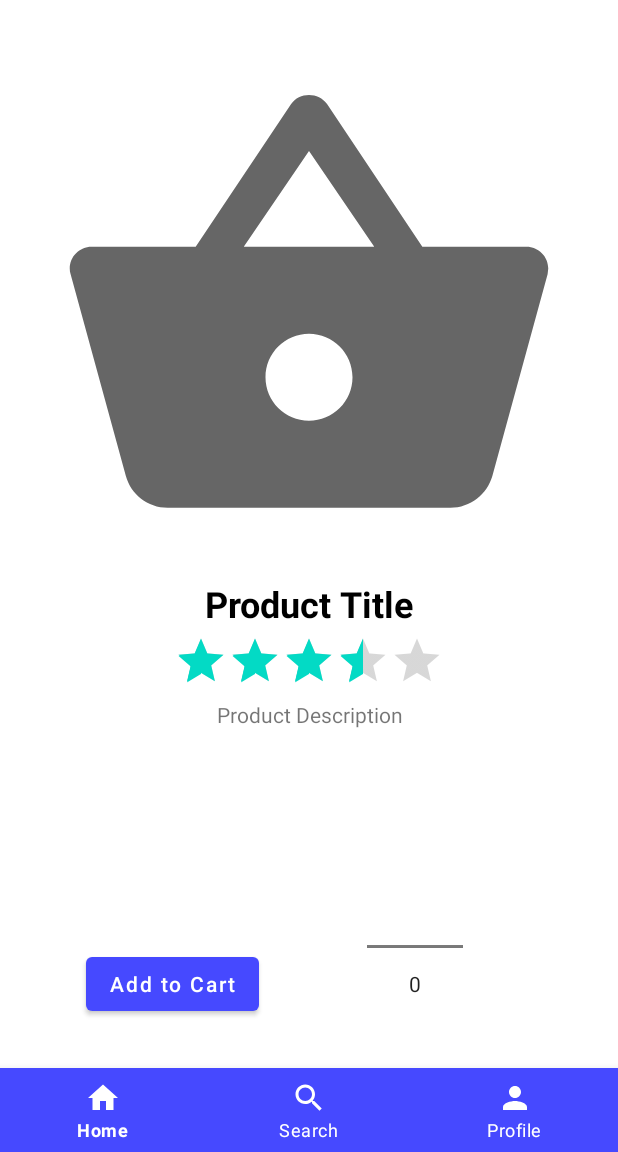
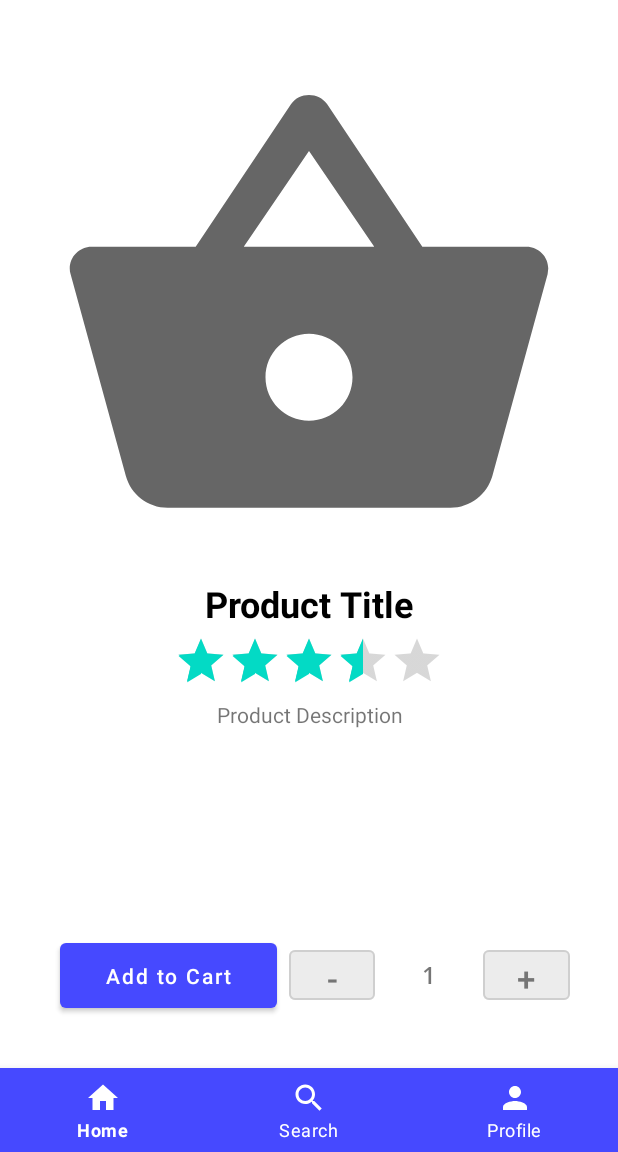
Before and after one commit to yamanf/PazaramaBootcamp-FinalProject, an Android app: the fragment ProductDetailFragment placed in its activity, on a phone screen of 412 x 824 dp, the part 84-1236 px from its top. Run offline under Robolectric (Android 15) with nearby library versions, the phone set to English and light mode, and no system bars; our stand-ins replace Dagger/Hilt's generated code, navigation-ui; network calls fail; 3 statements that could not run were skipped.

Commit message:
Item quantity picker updated.
Max and min values of ordering items can control from constants .

```diff
--- a/app/src/main/java/com/yamanf/shoppingapp/ui/product/detail/ProductDetailFragment.kt
+++ b/app/src/main/java/com/yamanf/shoppingapp/ui/product/detail/ProductDetailFragment.kt
@@ -9,6 +9,7 @@ import androidx.navigation.Navigation
 import androidx.navigation.fragment.navArgs
 import com.yamanf.shoppingapp.R
 import com.yamanf.shoppingapp.databinding.FragmentProductDetailBinding
+import com.yamanf.shoppingapp.utils.Constants
 import com.yamanf.shoppingapp.utils.FirebaseManager
 import com.yamanf.shoppingapp.utils.Utils.downloadFromUrl
 import dagger.hilt.android.AndroidEntryPoint
@@ -31,11 +32,24 @@ class ProductDetailFragment : Fragment(R.layout.fragment_product_detail) {
             binding.tvDescription.text = ProductsItem.description
             binding.productRating.rating = ProductsItem.rating.rate.toFloat()
 
-            // Num picker
-            binding.numberPicker.maxValue = 10
-            binding.numberPicker.minValue = 1
+            // Quantity Picker
+            var amount = 1
+            binding.etAmount.text = amount.toString()
+            binding.btnMinus.setOnClickListener(){
+                if (amount>Constants.minItemAmount){
+                    amount -= 1
+                }
+                binding.etAmount.text = amount.toString()
+            }
+            binding.btnPlus.setOnClickListener(){
+                if (amount<Constants.maxItemAmount){
+                    amount += 1
+                }
+                binding.etAmount.text = amount.toString()
+            }
+
+            // Adding to basket
             binding.btnAdd.setOnClickListener(){
-                val amount = binding.numberPicker.value
                 FirebaseManager.saveToBasket(productsItem.id.toString(),amount.toDouble(),productsItem.title,productsItem.price,productsItem.image){
                     if (it){
                         Toast.makeText(requireContext(),"$amount item added to basket.",Toast.LENGTH_SHORT).show()
--- a/app/src/main/java/com/yamanf/shoppingapp/utils/Constants.kt
+++ b/app/src/main/java/com/yamanf/shoppingapp/utils/Constants.kt
@@ -2,4 +2,6 @@ package com.yamanf.shoppingapp.utils
 
 object Constants {
         const val BASE_URL = "https://fakestoreapi.com/"
+        const val maxItemAmount = 5
+        const val minItemAmount = 1
 }
--- a/app/src/main/res/layout/fragment_product_detail.xml
+++ b/app/src/main/res/layout/fragment_product_detail.xml
@@ -57,28 +57,68 @@
         android:layout_marginTop="8dp"
         android:text="@string/product_description"
         android:textAlignment="center"
-        app:layout_constraintBottom_toTopOf="@+id/btnAdd"
+        app:layout_constraintBottom_toTopOf="@+id/addToCartBar"
         app:layout_constraintEnd_toEndOf="parent"
         app:layout_constraintHorizontal_bias="0.5"
         app:layout_constraintStart_toStartOf="parent"
         app:layout_constraintTop_toBottomOf="@+id/productRating" />
 
-    <NumberPicker
-        android:id="@+id/numberPicker"
-        android:layout_width="wrap_content"
+
+
+    <LinearLayout
+        android:id="@+id/addToCartBar"
+        android:layout_width="match_parent"
         android:layout_height="wrap_content"
-        app:layout_constraintStart_toEndOf="@+id/btnAdd"
-        app:layout_constraintTop_toTopOf="@+id/btnAdd"
-        app:layout_constraintBottom_toBottomOf="@+id/btnAdd"
-        app:layout_constraintEnd_toEndOf="parent"/>
-    <Button
-        android:id="@+id/btnAdd"
-        android:layout_width="wrap_content"
-        android:layout_height="wrap_content"
-        android:layout_marginHorizontal="25dp"
-        android:text="@string/add_to_cart"
-        android:textAllCaps="false"
+        app:layout_constraintTop_toBottomOf="@id/tvDescription"
         app:layout_constraintBottom_toBottomOf="parent"
-        app:layout_constraintStart_toStartOf="parent" />
+        app:layout_constraintEnd_toEndOf="parent"
+        app:layout_constraintStart_toStartOf="parent">
+        <Button
+            android:id="@+id/btnAdd"
+            android:layout_width="0dp"
+            android:layout_height="55dp"
+            android:layout_marginHorizontal="8dp"
+            android:text="@string/add_to_cart"
+            android:layout_weight="12"
+            android:gravity="center"
+            android:textAllCaps="false"
+            app:layout_constraintBottom_toBottomOf="parent"
+            app:layout_constraintStart_toStartOf="parent" />
+
+        <Button
+            android:id="@+id/btnMinus"
+            style="@style/Widget.MaterialComponents.Button.OutlinedButton"
+            android:backgroundTint="@color/md_grey_300"
+            android:layout_width="45dp"
+            android:layout_height="45dp"
+            android:layout_weight="1"
+            android:text="-"
+            android:textColor="@color/md_grey_600"
+            android:textSize="22sp"
+            android:layout_gravity="center" />
+
+        <TextView
+            android:id="@+id/etAmount"
+            android:gravity="center"
+            android:layout_weight="1"
+            android:text="1"
+            android:fontFamily="@font/open_sans_semibold"
+            android:textSize="16sp"
+            android:layout_width="60dp"
+            android:layout_height="60dp" />
+
+
+        <Button
+            android:id="@+id/btnPlus"
+            style="@style/Widget.MaterialComponents.Button.OutlinedButton"
+            android:backgroundTint="@color/md_grey_300"
+            android:layout_width="45dp"
+            android:layout_height="45dp"
+            android:layout_gravity="center"
+            android:layout_weight="1"
+            android:textColor="@color/md_grey_600"
+            android:text="+"
+            android:textSize="22sp"/>
+    </LinearLayout>
 
 </androidx.constraintlayout.widget.ConstraintLayout>
```
